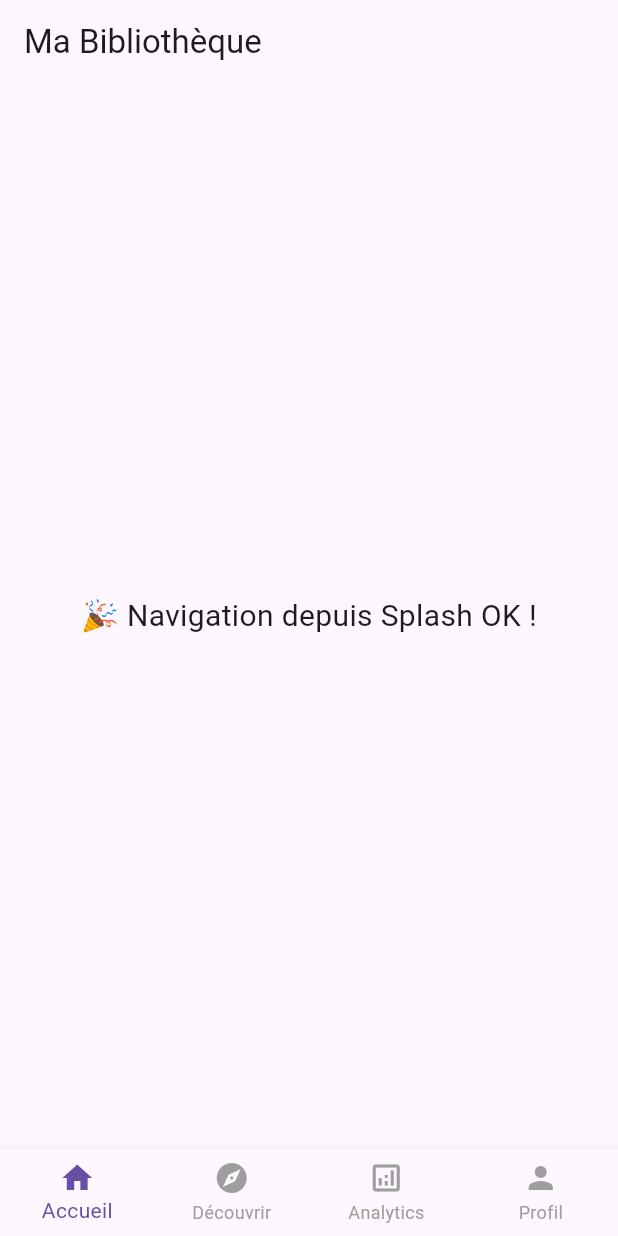
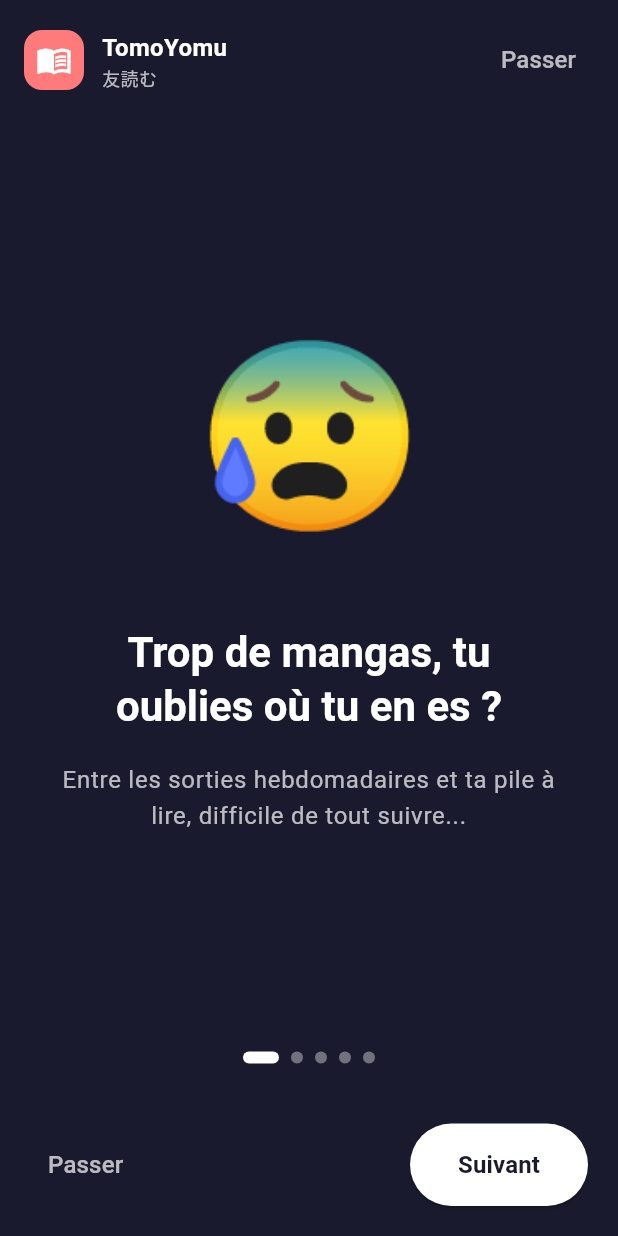
Before and after one commit to Dteeech/Tomo-Yomu, a Flutter app: the screen it shows after launch, on a phone screen of 412 x 824 dp. Run offline on Flutter 3.47's test engine with Material 3 defaults, Android fonts, the phone set to English and light mode, and no system bars; our stand-ins replace lottie.

Commit message:
:sparkles: feat(onboarding): Implement complete 5-slide onboarding flow
Features Implemented:
- Full PageView-based onboarding (5 slides)
- Custom slide widget with icon/title/description
- Animated page indicators (active/inactive states)
- Skip button (navigates to HomeScreen)
- 'Commencer' CTA on final slide

```diff
--- a/lib/app.dart
+++ b/lib/app.dart
@@ -1,5 +1,6 @@
 import 'package:flutter/material.dart';
 import 'package:tomoyomu/features/navigation/presentation/pages/main_navigation.dart';
+import 'package:tomoyomu/features/onboarding/presentation/pages/onboarding_screen.dart';
 import 'package:tomoyomu/features/splash/splash_screen.dart';
 
 import 'core/routes/app_routes.dart';
@@ -27,6 +28,7 @@ class MyApp extends StatelessWidget {
       routes: {
         AppRoutes.splash: (context) => const SplashScreen(),
         AppRoutes.main: (context) => const MainNavigation(),
+        AppRoutes.onboarding: (context) => const OnboardingScreen()
       },
       // 404
        onUnknownRoute: (settings) {
--- /dev/null
+++ b/lib/features/onboarding/data/onboarding_data.dart
@@ -0,0 +1,53 @@
+// lib/features/onboarding/data/onboarding_data.dart
+
+class OnboardingSlide {
+  final String emoji;
+  final String title;
+  final String description;
+  final String? buttonText;
+  final bool isLastSlide;
+
+  const OnboardingSlide({
+    required this.emoji,
+    required this.title,
+    required this.description,
+    this.buttonText,
+    this.isLastSlide = false,
+  });
+}
+
+// Données statiques
+final List<OnboardingSlide> onboardingSlides = [
+  const OnboardingSlide(
+    emoji: '😰',
+    title: 'Trop de mangas, tu oublies où tu en es ?',
+    description: 'Entre les sorties hebdomadaires et ta pile à lire, '
+        'difficile de tout suivre...',
+  ),
+  const OnboardingSlide(
+    emoji: '⭐',
+    title: 'Note et organise tes lectures',
+    description: 'Partage tes coups de cœur et découvre '
+        'ce que la communauté aime',
+  ),
+  const OnboardingSlide(
+    emoji: '📖',
+    title: 'Suis ta progression chapitre par chapitre',
+    description: 'Ne perds plus jamais ta progression, '
+        'reprends là où tu t\'es arrêté',
+  ),
+  const OnboardingSlide(
+    emoji: '📚',
+    title: 'Crée ta bibliothèque personnelle',
+    description: 'Regroupe tous tes mangas au même endroit '
+        'avec une recherche intelligente',
+  ),
+  const OnboardingSlide(
+    emoji: '🚀',
+    title: 'Commence maintenant !',
+    description: 'Rejoins des milliers de lecteurs '
+        'passionnés sur TomoYomu',
+    buttonText: 'Commencer l\'aventure',
+    isLastSlide: true,
+  ),
+];
--- /dev/null
+++ b/lib/features/onboarding/presentation/pages/onboarding_screen.dart
@@ -0,0 +1,71 @@
+
+
+import 'package:flutter/material.dart';
+import 'package:provider/provider.dart';
+import 'package:tomoyomu/features/onboarding/presentation/widgets/onboarding_header.dart';
+import '../providers/onboarding_provider.dart';
+import '../widgets/onboarding_slide.dart';
+import '../widgets/page_indicator.dart';
+import '../widgets/onboarding_botttom_bar.dart';
+import '../../data/onboarding_data.dart';
+
+/// 🎭 Écran d'onboarding (orchestrateur)
+class OnboardingScreen extends StatelessWidget {
+  const OnboardingScreen({super.key});
+
+  @override
+  Widget build(BuildContext context) {
+    return ChangeNotifierProvider(
+      create: (_) => OnboardingProvider(),
+      child: const _OnboardingView(),
+    );
+  }
+}
+
+class _OnboardingView extends StatelessWidget {
+  const _OnboardingView();
+
+  @override
+  Widget build(BuildContext context) {
+    final provider = context.watch<OnboardingProvider>();
+
+    return Scaffold(
+      backgroundColor: const Color(0xFF1A1A2E),
+      body: SafeArea(
+        child: Column(
+          children: [
+            //import du header
+            const OnboardingHeader(),
+            // Zone de contenu (PageView)
+            Expanded(
+              child: PageView.builder(
+                controller: provider.pageController,
+                onPageChanged: provider.updatePage,
+                itemCount: onboardingSlides.length,
+                itemBuilder: (context, index) {
+                  // Widget extrait = lisibilité
+                  return OnboardingSlideWidget(
+                    slide: onboardingSlides[index],
+                  );
+                },
+              ),
+            ),
+
+            const SizedBox(height: 20),
+
+            // Indicateurs (dots)
+            PageIndicator(
+              totalPages: onboardingSlides.length,
+              currentPage: provider.currentPage,
+            ),
+
+            const SizedBox(height: 20),
+
+            // Barre de navigation
+            const OnboardingBottomBar(),
+          ],
+        ),
+      ),
+    );
+  }
+}
--- /dev/null
+++ b/lib/features/onboarding/presentation/providers/onboarding_provider.dart
@@ -0,0 +1,62 @@
+// lib/features/onboarding/presentation/providers/onboarding_provider.dart
+
+import 'package:flutter/material.dart';
+import '../../data/onboarding_data.dart';
+
+/// Provider gérant l'état et la logique de l'onboarding
+///
+/// Responsabilités :
+/// - Gestion du PageController
+/// - Tracking de la page actuelle
+/// - Navigation entre slides
+/// - Détection de la dernière slide
+class OnboardingProvider extends ChangeNotifier {
+  final PageController _pageController = PageController();
+  int _currentPage = 0;
+
+  /// Controller pour le PageView
+  PageController get pageController => _pageController;
+
+  /// Index de la page actuelle (0-based)
+  int get currentPage => _currentPage;
+
+  /// Total de slides
+  int get totalPages => onboardingSlides.length;
+
+  /// Vérifie si on est sur la dernière slide
+  bool get isLastSlide => onboardingSlides[_currentPage].isLastSlide;
+
+  /// Texte du bouton (Suivant ou custom)
+  String get buttonText =>
+      onboardingSlides[_currentPage].buttonText ?? 'Suivant';
+
+  /// Met à jour la page actuelle (appelé par PageView.onPageChanged)
+  void updatePage(int page) {
+    _currentPage = page;
+    notifyListeners(); // Notifie l'UI du changement
+  }
+
+
+  void nextPage() {
+    if (_currentPage < totalPages - 1) {
+      _pageController.nextPage(
+        duration: const Duration(milliseconds: 400),
+        curve: Curves.easeInOut,
+      );
+    }
+  }
+
+
+  void skipToEnd() {
+    _pageController.animateToPage(
+      totalPages - 1,
+      duration: const Duration(milliseconds: 600),
+      curve: Curves.easeInOut,
+    );
+  }
+  @override
+  void dispose() {
+    _pageController.dispose(); // Libère les ressources
+    super.dispose();
+  }
+}
--- /dev/null
+++ b/lib/features/onboarding/presentation/widgets/onboarding_botttom_bar.dart
@@ -0,0 +1,80 @@
+
+import 'package:flutter/material.dart';
+import 'package:provider/provider.dart';
+import '../providers/onboarding_provider.dart';
+
+/// 🧩 Barre de navigation inférieure de l'onboarding
+class OnboardingBottomBar extends StatelessWidget {
+  const OnboardingBottomBar({super.key});
+
+  @override
+  Widget build(BuildContext context) {
+    return Container(
+      padding: const EdgeInsets.all(20),
+      child: Row(
+        mainAxisAlignment: MainAxisAlignment.spaceBetween,
+        children: [
+          _buildSkipButton(context),
+          _buildNextButton(context),
+        ],
+      ),
+    );
+  }
+
+  Widget _buildSkipButton(BuildContext context) {
+    final provider = context.watch<OnboardingProvider>();
+
+    // Cache le bouton sur la dernière slide
+    if (provider.isLastSlide) {
+      return const SizedBox.shrink();
+    }
+
+    return TextButton(
+      onPressed: () => context.read<OnboardingProvider>().skipToEnd(),
+      child: const Text(
+        'Passer',
+        style: TextStyle(
+          color: Colors.white70,
+          fontSize: 16,
+        ),
+      ),
+    );
+  }
+
+  Widget _buildNextButton(BuildContext context) {
+    final provider = context.watch<OnboardingProvider>();
+
+    return ElevatedButton(
+      onPressed: () {
+        if (provider.isLastSlide) {
+          _navigateToHome(context);
+        } else {
+          context.read<OnboardingProvider>().nextPage();
+        }
+      },
+      style: ElevatedButton.styleFrom(
+        backgroundColor: Colors.white,
+        foregroundColor: const Color(0xFF1A1A2E),
+        padding: const EdgeInsets.symmetric(
+          horizontal: 32,
+          vertical: 16,
+        ),
+        shape: RoundedRectangleBorder(
+          borderRadius: BorderRadius.circular(30),
+        ),
+      ),
+      child: Text(
+        provider.isLastSlide ? 'Commencer' : 'Suivant',
+        style: const TextStyle(
+          fontSize: 16,
+          fontWeight: FontWeight.bold,
+        ),
+      ),
+    );
+  }
+
+  void _navigateToHome(BuildContext context) {
+    // TODO: Navigation vers HomeScreen
+    Navigator.of(context).pushReplacementNamed('/main');
+  }
+}
--- /dev/null
+++ b/lib/features/onboarding/presentation/widgets/onboarding_header.dart
@@ -0,0 +1,86 @@
+
+import 'package:flutter/material.dart';
+import 'package:provider/provider.dart';
+import '../providers/onboarding_provider.dart';
+
+
+class OnboardingHeader extends StatelessWidget {
+  const OnboardingHeader({super.key});
+
+  @override
+  Widget build(BuildContext context) {
+    final provider = context.watch<OnboardingProvider>();
+
+    return Padding(
+      padding: const EdgeInsets.all(16.0),
+      child: Row(
+        mainAxisAlignment: MainAxisAlignment.spaceBetween,
+        children: [
+          // Logo TomoYomu
+          _buildLogo(),
+
+          // Bouton "Passer" (conditionnel)
+          _buildSkipButton(provider),
+        ],
+      ),
+    );
+  }
+
+  Widget _buildLogo() {
+    return Row(
+      children: [
+        Container(
+          padding: const EdgeInsets.all(8),
+          decoration: BoxDecoration(
+            color: const Color(0xFFFF7B7B),
+            borderRadius: BorderRadius.circular(12),
+          ),
+          child: const Icon(
+            Icons.menu_book,
+            color: Colors.white,
+            size: 24,
+          ),
+        ),
+        const SizedBox(width: 12),
+        const Column(
+          crossAxisAlignment: CrossAxisAlignment.start,
+          children: [
+            Text(
+              'TomoYomu',
+              style: TextStyle(
+                color: Colors.white,
+                fontSize: 16,
+                fontWeight: FontWeight.bold,
+              ),
+            ),
+            Text(
+              '友読む',
+              style: TextStyle(
+                color: Colors.white70,
+                fontSize: 12,
+              ),
+            ),
+          ],
+        ),
+      ],
+    );
+  }
+
+  Widget _buildSkipButton(OnboardingProvider provider) {
+    // Logique conditionnelle encapsulée
+    if (provider.isLastSlide) {
+      return const SizedBox.shrink();
+    }
+
+    return TextButton(
+      onPressed: provider.skipToEnd,
+      child: const Text(
+        'Passer',
+        style: TextStyle(
+          color: Colors.white70,
+          fontSize: 16,
+        ),
+      ),
+    );
+  }
+}
--- /dev/null
+++ b/lib/features/onboarding/presentation/widgets/onboarding_slide.dart
@@ -0,0 +1,54 @@
+
+import 'package:flutter/material.dart';
+import '../../data/onboarding_data.dart';
+
+/// 🧩 Widget réutilisable pour afficher une slide d'onboarding
+class OnboardingSlideWidget extends StatelessWidget {
+  final OnboardingSlide slide;
+
+  const OnboardingSlideWidget({
+    super.key,
+    required this.slide,
+  });
+
+  @override
+  Widget build(BuildContext context) {
+    return Container(
+      padding: const EdgeInsets.symmetric(horizontal: 40),
+      child: Column(
+        mainAxisAlignment: MainAxisAlignment.center,
+        children: [
+          // Emoji géant
+          Text(
+            slide.emoji,
+            style: const TextStyle(fontSize: 120),
+          ),
+
+          const SizedBox(height: 40),
+
+          // Titre
+          Text(
+            slide.title,
+            textAlign: TextAlign.center,
+            style: Theme.of(context).textTheme.headlineMedium?.copyWith(
+              fontWeight: FontWeight.bold,
+              color: Colors.white,
+            ),
+          ),
+
+          const SizedBox(height: 20),
+
+          // Description
+          Text(
+            slide.description,
+            textAlign: TextAlign.center,
+            style: Theme.of(context).textTheme.bodyLarge?.copyWith(
+              color: Colors.white70,
+              height: 1.5,
+            ),
+          ),
+        ],
+      ),
+    );
+  }
+}
--- /dev/null
+++ b/lib/features/onboarding/presentation/widgets/page_indicator.dart
@@ -0,0 +1,38 @@
+
+import 'package:flutter/material.dart';
+
+/// 🧩 Affiche les dots indicateurs de pagination
+class PageIndicator extends StatelessWidget {
+  final int totalPages;
+  final int currentPage;
+
+  const PageIndicator({
+    super.key,
+    required this.totalPages,
+    required this.currentPage,
+  });
+
+  @override
+  Widget build(BuildContext context) {
+    return Row(
+      mainAxisAlignment: MainAxisAlignment.center,
+      children: List.generate(
+        totalPages,
+        (index) => _buildDot(index == currentPage),
+      ),
+    );
+  }
+
+  Widget _buildDot(bool isActive) {
+    return AnimatedContainer(
+      duration: const Duration(milliseconds: 300),
+      margin: const EdgeInsets.symmetric(horizontal: 4),
+      height: 8,
+      width: isActive ? 24 : 8,
+      decoration: BoxDecoration(
+        color: isActive ? Colors.white : Colors.white38,
+        borderRadius: BorderRadius.circular(4),
+      ),
+    );
+  }
+}
--- a/lib/features/splash/splash_screen.dart
+++ b/lib/features/splash/splash_screen.dart
@@ -25,17 +25,17 @@ class _SplashScreenState extends State<SplashScreen>
     // Navigue vers MainNavigation après la fin de l'animation
     _controller.addStatusListener((status) {
       if (status == AnimationStatus.completed) {
-        _navigateToMain();
+        _navigateToOnboarding();
       }
     });
   }
 
-  void _navigateToMain() {
+  void _navigateToOnboarding() {
     // Petite pause de 500ms après la fin de l'animation
     Future.delayed(const Duration(milliseconds: 500), () {
       if (mounted) {
         Navigator.of(context).pushReplacementNamed(
-          AppRoutes.main,
+          AppRoutes.onboarding,
         );
       }
     });
```
